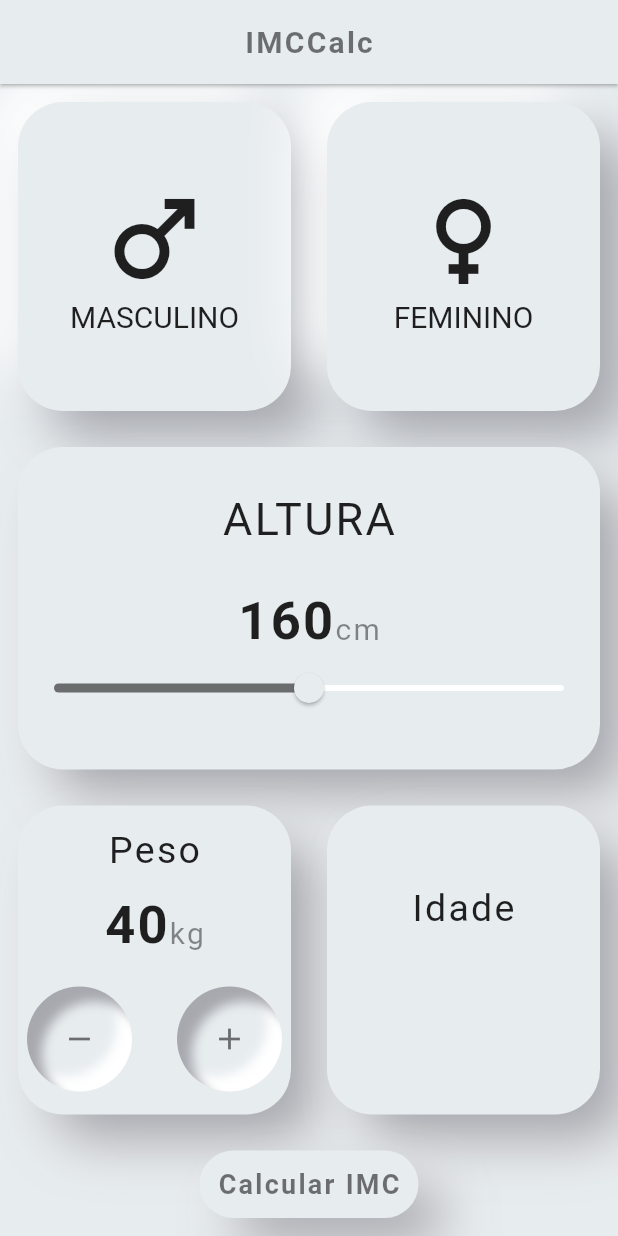
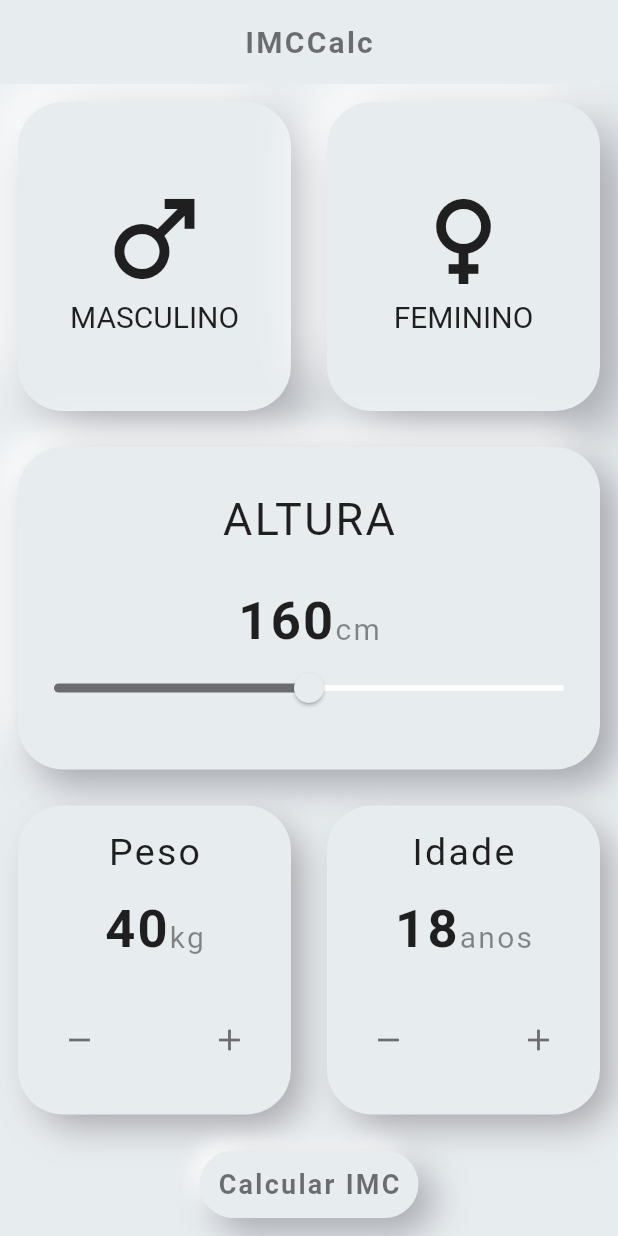
Before and after one commit to e-medeiros1/imc_calc, a Flutter app: the screen it shows after launch, on a phone screen of 412 x 824 dp. Run offline on Flutter 3.47's test engine with Material 2 defaults, Android fonts, the phone set to English and light mode, and no system bars; our stand-ins replace flutter_inset_box_shadow.

Commit message:
Age implemetation and name alteration

```diff
--- a/lib/screens/imc_screen.dart
+++ b/lib/screens/imc_screen.dart
@@ -17,14 +17,16 @@ class _ImcScreenState extends State<ImcScreen> {
   bool isFemale = false;
   int altura = 160;
   int peso = 40;
+  bool isPressed = false;
+  int idade = 18;
 
   @override
   Widget build(BuildContext context) {
     const backgroundColor = Color(0xFFE7ECEF);
-    Offset distanceMale = isMale ? const Offset(10, 10) : const Offset(20, 20);
+    Offset distanceMale = isMale ? const Offset(10, 10) : const Offset(15, 15);
     double blurMale = isMale ? 5 : 30;
     Offset distanceFemale =
-        isFemale ? const Offset(10, 10) : const Offset(20, 20);
+        isFemale ? const Offset(10, 10) : const Offset(15, 15);
     double blurFemale = isFemale ? 5 : 30;
     Gender selectedGender;
     Size size = MediaQuery.of(context).size;
@@ -32,7 +34,7 @@ class _ImcScreenState extends State<ImcScreen> {
     return Scaffold(
       backgroundColor: backgroundColor,
       appBar: AppBar(
-        elevation: 1,
+        elevation: 0,
         backgroundColor: backgroundColor,
         title: const Text(
           'IMCCalc',
@@ -242,40 +244,120 @@ class _ImcScreenState extends State<ImcScreen> {
                       mainAxisAlignment: MainAxisAlignment.center,
                       children: [
                         //Button 1
-                        ContainerAux(
-                          icon: Icons.remove,
+                        GestureDetector(
+                          onTap: () {
+                            setState(() {
+                              peso--;
+                            });
+                          },
+                          child: ContainerAux(icon: Icons.remove),
                         ),
-                        const SizedBox(
-                          width: 30,
-                        ),
-                        //Button 2
-                        ContainerAux(icon: Icons.add)
+                        const SizedBox(width: 30),
+                        //Buttod 2
+                        GestureDetector(
+                          onTap: () {
+                            setState(() {
+                              peso++;
+                            });
+                          },
+                          child: ContainerAux(icon: Icons.add),
+                        )
                       ],
                     ),
                   ],
                 ),
               ),
-              ContainerBottom(text: 'Idade', widget: const Text('')),
+              ContainerBottom(
+                text: 'Idade',
+                widget: Column(
+                  mainAxisAlignment: MainAxisAlignment.center,
+                  children: [
+                    Row(
+                      mainAxisAlignment: MainAxisAlignment.center,
+                      crossAxisAlignment: CrossAxisAlignment.baseline,
+                      textBaseline: TextBaseline.alphabetic,
+                      children: [
+                        Text(
+                          idade.toString(),
+                          style: const TextStyle(
+                              fontSize: 35,
+                              color: Colors.black87,
+                              fontWeight: FontWeight.bold,
+                              letterSpacing: 1.5),
+                        ),
+                        const Text(
+                          'anos',
+                          style: TextStyle(
+                              fontSize: 20,
+                              color: Colors.black45,
+                              letterSpacing: 1.5),
+                        ),
+                      ],
+                    ),
+                    const SizedBox(
+                      height: 20,
+                    ),
+                    Row(
+                      mainAxisAlignment: MainAxisAlignment.center,
+                      children: [
+                        //Button 1
+                        GestureDetector(
+                          onTap: () {
+                            setState(() {
+                              idade--;
+                            });
+                          },
+                          child: ContainerAux(icon: Icons.remove),
+                        ),
+                        const SizedBox(width: 30),
+                        //Button 2
+                        GestureDetector(
+                          onTap: () {
+                            setState(() {
+                              idade++;
+                            });
+                          },
+                          child: ContainerAux(icon: Icons.add),
+                        )
+                      ],
+                    ),
+                  ],
+                ),
+              ),
             ],
           ),
           //Bottom button
           Padding(
             padding: const EdgeInsets.all(12.0),
-            child: Container(
+            child: Listener(
+              onPointerUp: (_) {
+                setState(() {
+                  isPressed = false;
+                });
+              },
+              onPointerDown: (_) {
+                setState(() {
+                  isPressed = true;
+                });
+              },
+              child: AnimatedContainer(
+                duration: const Duration(milliseconds: 100),
                 decoration: BoxDecoration(
-                  borderRadius: BorderRadius.circular(30),
+                    borderRadius: BorderRadius.circular(25),
                     color: backgroundColor,
-                  boxShadow: const [
-                    BoxShadow(
-                      blurRadius: 30,
-                      offset: Offset(20, 20),
+                    boxShadow: isPressed
+                        ? []
+                        : [
+                            const BoxShadow(
+                              blurRadius: 10,
+                              offset: Offset(-5, -5),
                               color: Colors.white,
                             ),
-                    BoxShadow(
-                      blurRadius: 30,
-                      offset: Offset(20, 20),
+                            const BoxShadow(
+                              blurRadius: 20,
+                              offset: Offset(10, 10),
                               color: Color(0xFFA7A9AF),
-                    )
+                            ),
                           ]),
                 child: const Padding(
                   padding: EdgeInsets.all(12.0),
@@ -291,6 +373,7 @@ class _ImcScreenState extends State<ImcScreen> {
                 ),
               ),
             ),
+          ),
         ],
       ),
     );
--- a/lib/widgets/container_aux.dart
+++ b/lib/widgets/container_aux.dart
@@ -1,7 +1,7 @@
 import 'package:flutter/material.dart' hide BoxDecoration, BoxShadow;
 import 'package:flutter_inset_box_shadow/flutter_inset_box_shadow.dart';
 
-class ContainerAux extends StatelessWidget {
+class ContainerAux extends StatefulWidget {
   IconData icon;
 
   ContainerAux({
@@ -10,31 +10,55 @@ class ContainerAux extends StatelessWidget {
   }) : super(key: key);
 
   @override
+  State<ContainerAux> createState() => _ContainerAuxState();
+}
+
+class _ContainerAuxState extends State<ContainerAux> {
+  bool isPressed = true;
+  @override
   Widget build(BuildContext context) {
-    return Container(
+    Size size = MediaQuery.of(context).size;
+    return Listener(
+      onPointerUp: (_) {
+        setState(() {
+          isPressed = true;
+        });
+      },
+      onPointerDown: (_) {
+        setState(() {
+          isPressed = false;
+        });
+      },
+      child: AnimatedContainer(
+        duration: const Duration(milliseconds: 50),
         decoration: BoxDecoration(
           borderRadius: BorderRadius.circular(50),
           color: const Color(0xFFE7ECEF),
-        boxShadow: const [
-          BoxShadow(
+          boxShadow: isPressed
+              ? []
+              : [
+                  const BoxShadow(
                     blurRadius: 5,
-            offset: Offset(-10, -10),
+                    offset: Offset(-4, -4),
                     color: Colors.white,
                     inset: true,
+                    spreadRadius: 1,
                   ),
-          BoxShadow(
+                  const BoxShadow(
                     blurRadius: 5,
-            offset: Offset(10, 10),
+                    offset: Offset(4, 4),
                     color: Color(0xFFA7A9AF),
                     inset: true,
+                    spreadRadius: 1,
                   ),
                 ],
         ),
-      width: 70,
-      height: 70,
+        width: size.width * .17,
+        height: size.height * .08,
         child: Icon(
-        icon,
+          widget.icon,
           color: Colors.black54,
+        ),
       ),
     );
   }
--- a/lib/widgets/container_bottom.dart
+++ b/lib/widgets/container_bottom.dart
@@ -10,8 +10,8 @@ class ContainerBottom extends StatelessWidget {
   Widget build(BuildContext context) {
     Size size = MediaQuery.of(context).size;
     const backgroundColor = Color(0xFFE7ECEF);
-    Offset distance = const Offset(20, 20);
-    double blur = 30;
+    Offset distance = const Offset(10, 10);
+    double blur = 20;
 
     return Expanded(
       flex: 1,
--- a/lib/widgets/container_middle.dart
+++ b/lib/widgets/container_middle.dart
@@ -9,8 +9,8 @@ class ContainerMiddle extends StatelessWidget {
   @override
   Widget build(BuildContext context) {
     const backgroundColor = Color(0xFFE7ECEF);
-    Offset distance = const Offset(20, 20);
-    double blur = 30;
+    Offset distance = const Offset(10, 10);
+    double blur = 20;
 
     Size size = MediaQuery.of(context).size;
     return Expanded(
@@ -24,14 +24,16 @@ class ContainerMiddle extends StatelessWidget {
             boxShadow: [
               BoxShadow(
                 blurRadius: blur,
-                offset: distance,
+                offset: -distance,
                 color: Colors.white,
+                spreadRadius: 1,
                 // inset: true,
               ),
               BoxShadow(
                 blurRadius: blur,
                 offset: distance,
                 color: const Color(0xFFA7A9AF),
+                spreadRadius: 1,
                 // inset: true,
               ),
             ],
```
Also changed, not shown: 1 other file. Lines whose indentation alone changed are shown as unchanged.
